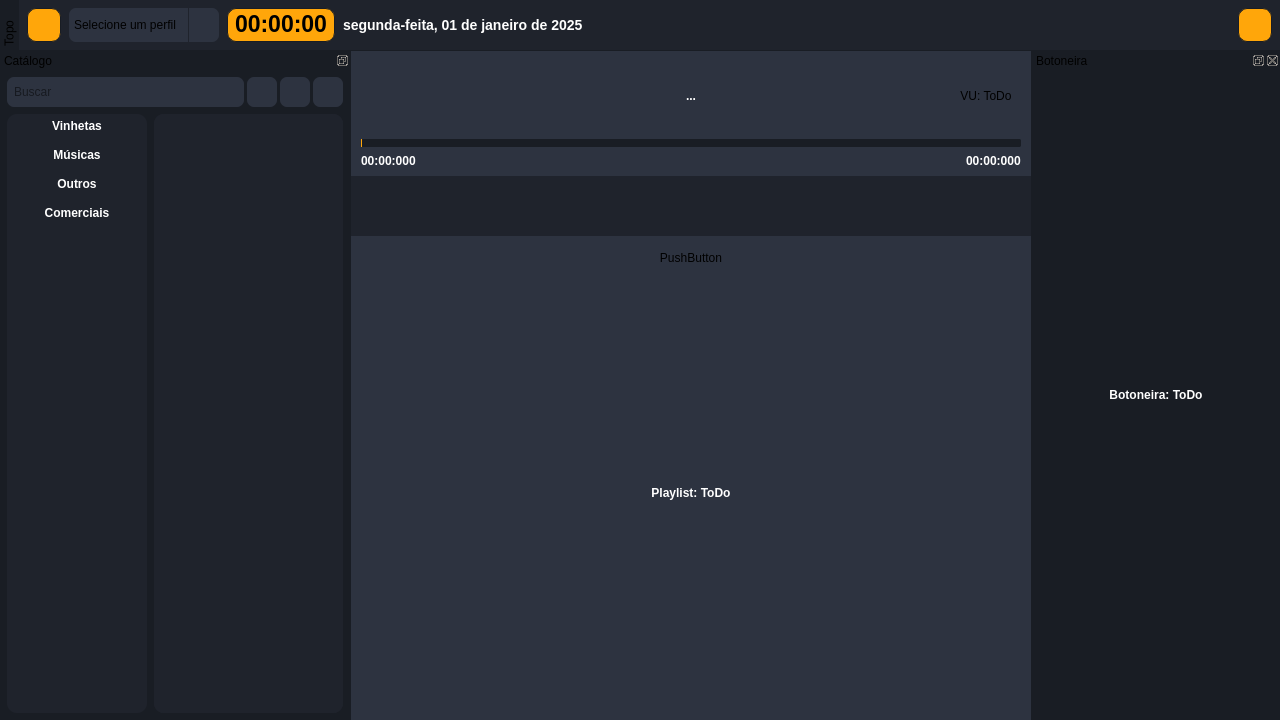
This is frontend/flow.ui in BrunoCardosoFS/NaxiStudioFlow as Qt 5 draws it before an edit. The edited form follows.
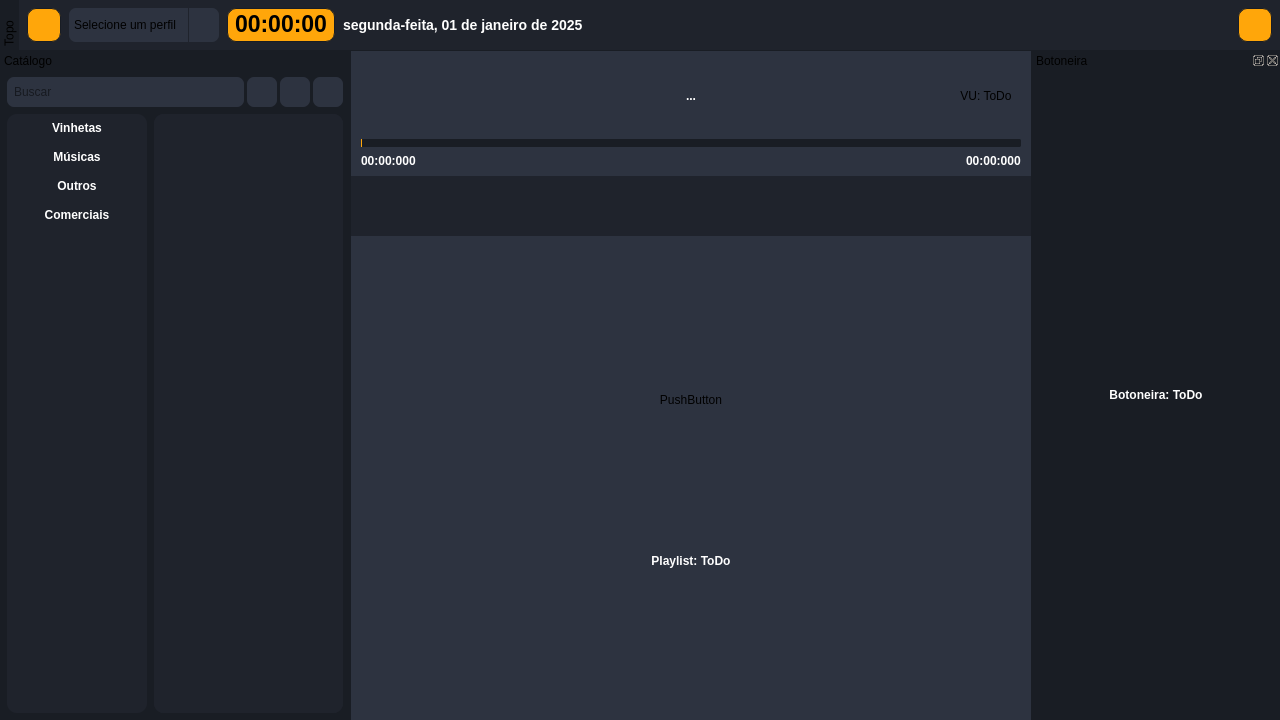
This is the edited form. Icons and pictures are not drawn.

Commit message: Development of programming blocks started

The edit to the form file:
```diff
--- a/frontend/flow.ui
+++ b/frontend/flow.ui
@@ -187,6 +187,38 @@
 }
 
 
+/* Doc Catalog */
+
+#DocCatalog, #DocCatalogWidget{
+	background-color: #191D24;
+}
+
+#DocCatalog QScrollArea{
+	background-color: #1F232C;
+	border: none;
+	border-radius: 10px;
+}
+
+#FilesListContent, #FoldersListContent{
+	background-color: #1F232C;
+	border-radius: 10px;
+}
+
+QLabel{
+	font-weight: bold;
+	color: #fff;
+}
+
+FileWidget{
+	background-color: #2D3340;
+	border-radius: 7px;
+}
+
+FileWidget:hover{
+	background-color: #292e38;
+}
+
+
 /* Central Widget */
 
 #centralwidget{
@@ -217,39 +249,24 @@
 	border: none;
 }
 
-
-/* Doc Catalog */
-
-#DocCatalog, #DocCatalogWidget{
-	background-color: #191D24;
+ProgramBlock{
+	background: #1F232C;
+	border-radius: 12px;
 }
 
-#DocCatalog QScrollArea{
-	background-color: #1F232C;
+ProgramBlock #BlockContent{
+	background: #272C37;
 	border: none;
 	border-radius: 10px;
 }
 
-#FilesListContent, #FoldersListContent{
-	background-color: #1F232C;
+ProgramBlock PlaylistItem{
+	background: #0066A5;
+	background: qlineargradient(spread:pad, x1:0, y1:0, x2:0, y2:1,
+                                stop:0 #418DB4, stop:1 #0066A5);
 	border-radius: 10px;
 }
 
-QLabel{
-	font-weight: bold;
-	color: #fff;
-}
-
-FileWidget{
-	background-color: #232731;
-	border-radius: 7px;
-}
-
-FileWidget:hover{
-	background-color: #2D3340;
-}
-
-
 </string>
   </property>
   <property name="dockOptions">
@@ -836,22 +853,28 @@
        </property>
        <layout class="QVBoxLayout" name="verticalLayout_7">
         <property name="spacing">
-         <number>5</number>
+         <number>10</number>
         </property>
         <property name="leftMargin">
-         <number>10</number>
+         <number>20</number>
         </property>
         <property name="topMargin">
-         <number>10</number>
+         <number>20</number>
         </property>
         <property name="rightMargin">
-         <number>10</number>
+         <number>20</number>
         </property>
         <property name="bottomMargin">
-         <number>10</number>
+         <number>20</number>
         </property>
         <item>
          <widget class="QPushButton" name="pushButton_7">
+          <property name="sizePolicy">
+           <sizepolicy hsizetype="Expanding" vsizetype="Fixed">
+            <horstretch>0</horstretch>
+            <verstretch>0</verstretch>
+           </sizepolicy>
+          </property>
           <property name="text">
            <string>PushButton</string>
           </property>
@@ -860,7 +883,7 @@
         <item>
          <widget class="QLabel" name="label">
           <property name="sizePolicy">
-           <sizepolicy hsizetype="Expanding" vsizetype="Expanding">
+           <sizepolicy hsizetype="Expanding" vsizetype="Fixed">
             <horstretch>0</horstretch>
             <verstretch>0</verstretch>
            </sizepolicy>
@@ -893,7 +916,7 @@
     </size>
    </property>
    <property name="features">
-    <set>QDockWidget::DockWidgetFeature::DockWidgetFloatable|QDockWidget::DockWidgetFeature::DockWidgetMovable</set>
+    <set>QDockWidget::DockWidgetFeature::DockWidgetMovable</set>
    </property>
    <property name="allowedAreas">
     <set>Qt::DockWidgetArea::LeftDockWidgetArea|Qt::DockWidgetArea::RightDockWidgetArea</set>
@@ -1145,16 +1168,16 @@
              <number>15</number>
             </property>
             <property name="leftMargin">
-             <number>5</number>
+             <number>7</number>
             </property>
             <property name="topMargin">
-             <number>5</number>
+             <number>7</number>
             </property>
             <property name="rightMargin">
-             <number>5</number>
+             <number>7</number>
             </property>
             <property name="bottomMargin">
-             <number>5</number>
+             <number>7</number>
             </property>
             <item>
              <widget class="QWidget" name="JinglesFolders" native="true">
```
Left out of the diff: 16 changed lines with no effect on the pictures. The commit also changes 13 other files.
